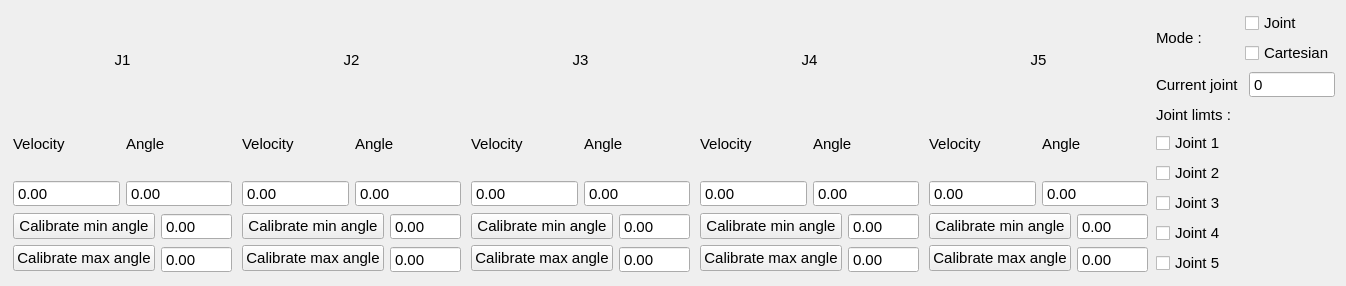
First picture: the form in gui_arm_us/resource/gui_arm_us.ui, repository CharloLeRigolo/ArmUs, before the edit.
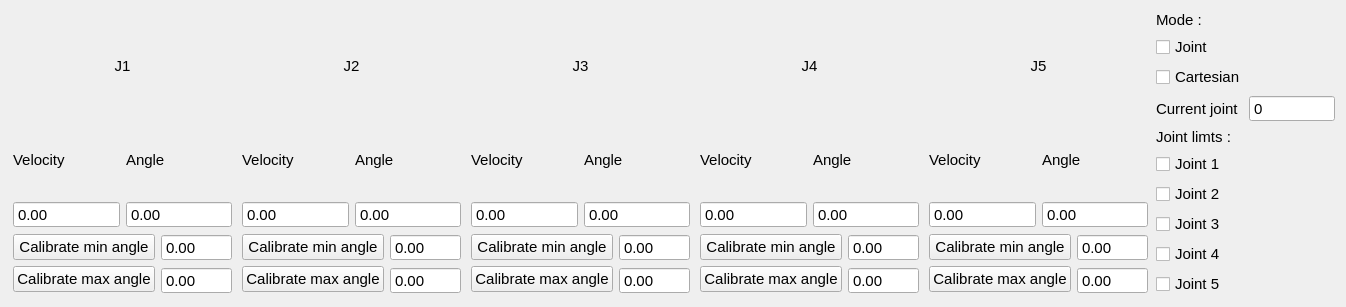
Second picture: the form after the edit.

```diff
--- a/gui_arm_us/resource/gui_arm_us.ui
+++ b/gui_arm_us/resource/gui_arm_us.ui
@@ -761,7 +761,7 @@
      <item>
       <layout class="QVBoxLayout" name="verticalLayout_21">
        <item>
-        <layout class="QHBoxLayout" name="horizontalLayout_17">
+        <layout class="QVBoxLayout" name="verticalLayout_22">
          <item>
           <widget class="QLabel" name="label_16">
            <property name="text">
@@ -770,10 +770,6 @@
           </widget>
          </item>
          <item>
-          <layout class="QHBoxLayout" name="horizontalLayout_19">
-           <item>
-            <layout class="QVBoxLayout" name="verticalLayout_22">
-             <item>
               <widget class="QCheckBox" name="mode_checkbox_cartesian">
                <property name="enabled">
                 <bool>true</bool>
@@ -795,10 +791,6 @@
                 <bool>true</bool>
                </property>
               </widget>
-             </item>
-            </layout>
-           </item>
-          </layout>
          </item>
         </layout>
        </item>
```
Lines whose indentation alone changed are shown as unchanged.
